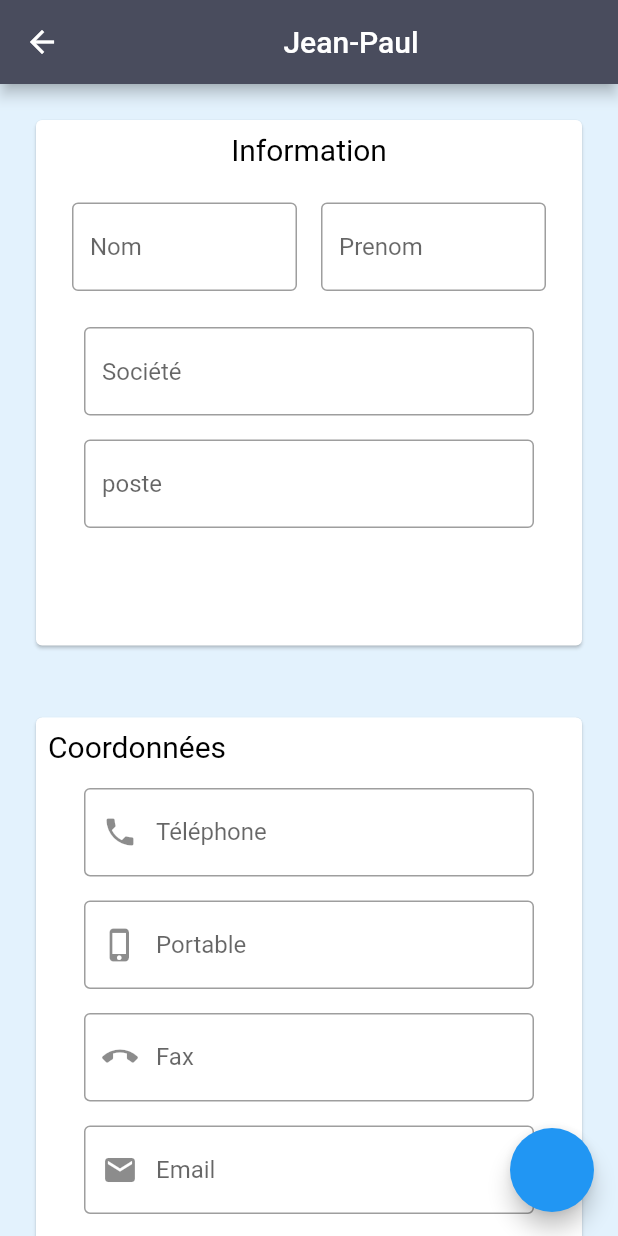
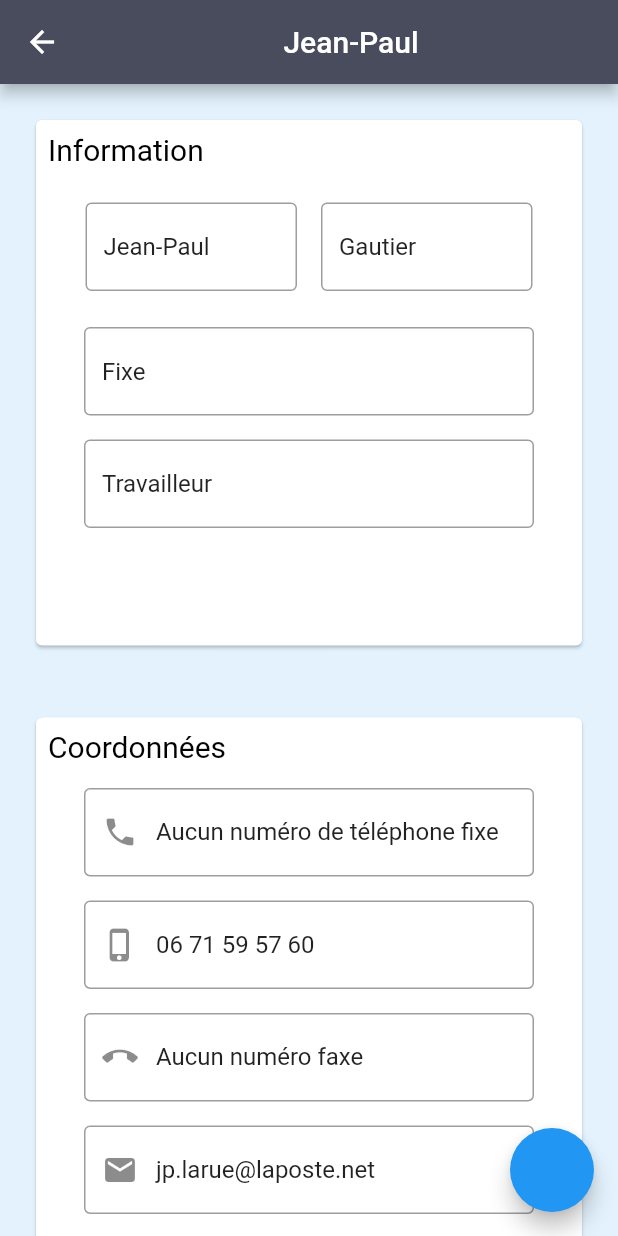
Before and after one commit to JulienS69/projet_alexis, a Flutter app: the screen it shows after launch, after a tap on the "keyboard control" icon, on a phone screen of 412 x 824 dp. Run offline on Flutter 3.47's test engine with Material 2 defaults, Android fonts, the phone set to English and light mode, and no system bars; our stand-ins replace get.

Commit message:
Récupération des arguments depuis la vue des modifications :  + Utilisation de Get.arguments.  + Affichage des différentes informations depuis la vue modif_client.

```diff
--- a/lib/domain/entities/contact.dart
+++ b/lib/domain/entities/contact.dart
@@ -2,12 +2,18 @@
 class Contact {
   int? id;
   String? name;
+  String? lastName;
+  String? society;
+  String? job;
   String? mail;
   String? mobile;
 
   Contact({
     this.id,
     this.name,
+    this.lastName,
+    this.society,
+    this.job,
     this.mail,
     this.mobile,
   });
--- a/lib/presentation/views/clients_view.dart
+++ b/lib/presentation/views/clients_view.dart
@@ -51,8 +51,7 @@ class ClientView extends GetView<ClientViewController> {
         backgroundColor: kGrey6,
         automaticallyImplyLeading: false,
       ),
-      body:
-      Obx(
+      body: Obx(
         () => listClient.isNotEmpty
             ? ListView.builder(
                 reverse: false,
@@ -85,6 +84,8 @@ class ClientView extends GetView<ClientViewController> {
 
 @override
 Widget buildContactItem(BuildContext context, Contact contact) {
+  String name = "";
+
   return Padding(
     padding: const EdgeInsets.all(9.0),
     child: SizedBox(
@@ -110,7 +111,17 @@ Widget buildContactItem(BuildContext context, Contact contact) {
                   const Spacer(),
                   IconButton(
                     onPressed: () {
-                      Get.toNamed(Routes.MODIF, arguments: contact.name);
+                      Get.toNamed(
+                        Routes.MODIF,
+                        arguments: {
+                          "name": contact.name,
+                          "lastName": contact.lastName,
+                          "job": contact.job,
+                          "society": contact.society,
+                          "mobile": contact.mobile,
+                          "mail": contact.mail,
+                        },
+                      );
                     },
                     icon: const Icon(Icons.more_horiz),
                   )
--- a/lib/presentation/views/clients_view_controller.dart
+++ b/lib/presentation/views/clients_view_controller.dart
@@ -6,39 +6,59 @@ class ClientViewController extends GetxController {
   RxList<Contact> contact = <Contact>[
     Contact(
       name: 'Jean-Paul',
+      lastName: 'Gautier',
+      job: 'Travailleur',
+      society: 'Fixe',
       mail: 'jp.larue@laposte.net',
       mobile: '06 71 59 57 60',
     ),
     Contact(
-        name: 'Paul',
-        mail: 'paul@xefi.fr',
-        mobile: '06 58 15 48 25',
+      name: 'Paul',
+      lastName: 'Bocuse',
+      job: 'Cuisinier',
+      society: 'PaulBouse',
+      mail: 'paul@xefi.fr',
+      mobile: '06 58 15 48 25',
     ),
     Contact(
       name: 'Alexis',
+      lastName: 'Corbillard',
+      job: 'Communiste',
+      society: 'PS',
       mail: 'alexis@xefi.fr',
       mobile: '06 95 89 45 42',
     ),
     Contact(
       name: 'Jerry',
+      lastName: 'Golé',
+      job: "Humoriste",
+      society: 'Hall tony Garnier',
       mail: 'jerry@xefi.fr',
       mobile: '05 26 45 62 45',
     ),
     Contact(
       name: 'Brice',
+      lastName: 'De Nice',
+      job: 'Casseur',
+      society: 'Pole Emploie',
       mobile: '07 45 85 25 86',
       mail: 'brice@xefi.fr',
     ),
     Contact(
       name: 'Quentin',
+      lastName: 'Tarantino',
+      job: 'Réalisateur',
+      society: 'Paramount',
       mobile: '05 82 15 48 62',
       mail: 'quentin@xefi.fr',
     ),
     Contact(
       name: 'Stanislas',
+      lastName: 'Rigault',
+      job: 'Président',
+      society: 'Génération Z',
       mobile: '06 58 25 36 54',
       mail: 'stanislas@xefi.fr',
     ),
   ].obs;
-
 }
--- a/lib/presentation/views/modif_client_view.dart
+++ b/lib/presentation/views/modif_client_view.dart
@@ -13,18 +13,16 @@ class ModifClientView extends GetView<ClientViewController> {
   @override
   Widget build(BuildContext context) {
 
-    String monArgument = "";
+    Map<String, String?> monArgument = {};
 
     if(Get.arguments != null){
       monArgument = Get.arguments;
     }
 
     return Scaffold(
-      backgroundColor: Get.theme.secondaryHeaderColor,
-      floatingActionButton: FloatingActionButton(onPressed: () {}),
       appBar: AppBar(
         title:  Center(
-          child: Text(monArgument),
+          child: Text(monArgument['name'] ?? ""),
         ),
         backgroundColor: kGrey6,
       ),
@@ -42,7 +40,7 @@ class ModifClientView extends GetView<ClientViewController> {
                       mainAxisAlignment: MainAxisAlignment.start,
                       children: [
                         Row(
-                          mainAxisAlignment: MainAxisAlignment.center,
+                          mainAxisAlignment: MainAxisAlignment.start,
                           children: const [
                             Padding(
                               padding: EdgeInsets.all(8.0),
@@ -58,30 +56,32 @@ class ModifClientView extends GetView<ClientViewController> {
                           mainAxisAlignment: MainAxisAlignment.center,
                           children: [
                             Padding(
+                              padding: const EdgeInsets.all(8.0),
+                              child: TextFormField(
+                                initialValue: monArgument['name'],
+                                decoration: const InputDecoration(
+                                  constraints: BoxConstraints(
+                                    minWidth: 100,
+                                    maxWidth: 141,
+                                  ),
+                                  border: OutlineInputBorder(),
+                                  hintText: 'Prenom',
+                                ),
+                              ),
+                            ),
+                            Padding(
                               padding: const EdgeInsets.symmetric(
                                   horizontal: 8, vertical: 16),
                               child: TextFormField(
                                 // onSaved: (value) => mafonction = value,
+                                initialValue: monArgument['lastName'],
                                 decoration: const InputDecoration(
                                   constraints: BoxConstraints(
                                     minWidth: 100,
-                                    maxWidth: 150,
+                                    maxWidth: 141,
                                   ),
                                   border: OutlineInputBorder(),
                                   hintText: 'Nom',
-                                ),
-                              ),
-                            ),
-                            Padding(
-                              padding: const EdgeInsets.all(8.0),
-                              child: TextFormField(
-                                decoration: const InputDecoration(
-                                  constraints: BoxConstraints(
-                                    minWidth: 100,
-                                    maxWidth: 150,
-                                  ),
-                                  border: OutlineInputBorder(),
-                                  hintText: 'Prenom',
                                 ),
                               ),
                             ),
@@ -93,6 +93,7 @@ class ModifClientView extends GetView<ClientViewController> {
                             Padding(
                               padding: const EdgeInsets.all(8.0),
                               child: TextFormField(
+                                initialValue: monArgument['society'],
                                 decoration: const InputDecoration(
                                   constraints: BoxConstraints(
                                     minWidth: 100,
@@ -111,6 +112,7 @@ class ModifClientView extends GetView<ClientViewController> {
                             Padding(
                               padding: const EdgeInsets.all(8.0),
                               child: TextFormField(
+                                initialValue: monArgument['job'],
                                 decoration: const InputDecoration(
                                   constraints: BoxConstraints(
                                     minWidth: 100,
@@ -131,7 +133,7 @@ class ModifClientView extends GetView<ClientViewController> {
               Padding(
                 padding: const EdgeInsets.all(20.0),
                 child: Container(
-                  height: context.height / 1.8,
+                  height: context.height / 2.1,
                   child: Card(
                     child: Column(
                       mainAxisAlignment: MainAxisAlignment.start,
@@ -155,6 +157,7 @@ class ModifClientView extends GetView<ClientViewController> {
                             Padding(
                               padding: const EdgeInsets.all(8.0),
                               child: TextFormField(
+                                initialValue: monArgument['tel'] ?? "Aucun numéro de téléphone fixe" ,
                                 decoration: const InputDecoration(
                                   prefixIcon: Icon(
                                     Icons.phone,
@@ -176,6 +179,7 @@ class ModifClientView extends GetView<ClientViewController> {
                             Padding(
                               padding: const EdgeInsets.all(8.0),
                               child: TextFormField(
+                                initialValue: monArgument['mobile'],
                                 decoration: const InputDecoration(
                                   prefixIcon: Icon(
                                     Icons.phone_iphone,
@@ -197,6 +201,7 @@ class ModifClientView extends GetView<ClientViewController> {
                             Padding(
                               padding: const EdgeInsets.all(8.0),
                               child: TextFormField(
+                                initialValue: monArgument['fax'] ?? "Aucun numéro faxe" ,
                                 decoration: const InputDecoration(
                                   prefixIcon: Icon(
                                     Icons.call_end,
@@ -218,6 +223,7 @@ class ModifClientView extends GetView<ClientViewController> {
                             Padding(
                               padding: const EdgeInsets.all(8.0),
                               child: TextFormField(
+                                initialValue: monArgument['mail'],
                                 decoration: const InputDecoration(
                                   prefixIcon: Icon(
                                     Icons.email,
@@ -242,6 +248,8 @@ class ModifClientView extends GetView<ClientViewController> {
           ),
         ),
       ),
+      backgroundColor: Get.theme.secondaryHeaderColor,
+      floatingActionButton: FloatingActionButton(onPressed: () {}),
     );
   }
 
```
